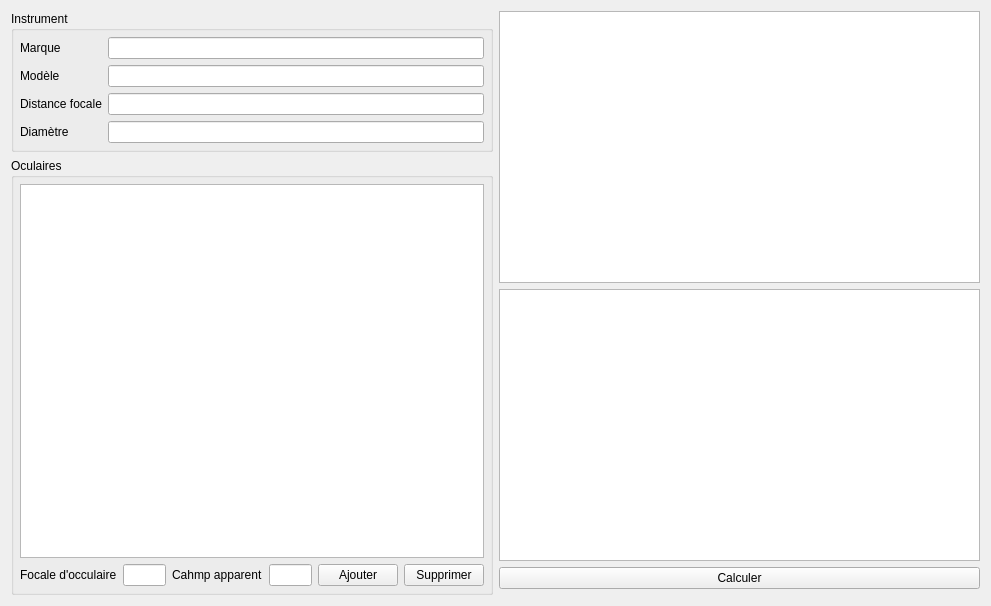
Before: the Qt Designer form dialogs/instrumentcalculationsdialog.ui in Paracetamol56/Observeur2, drawn with Qt 5.
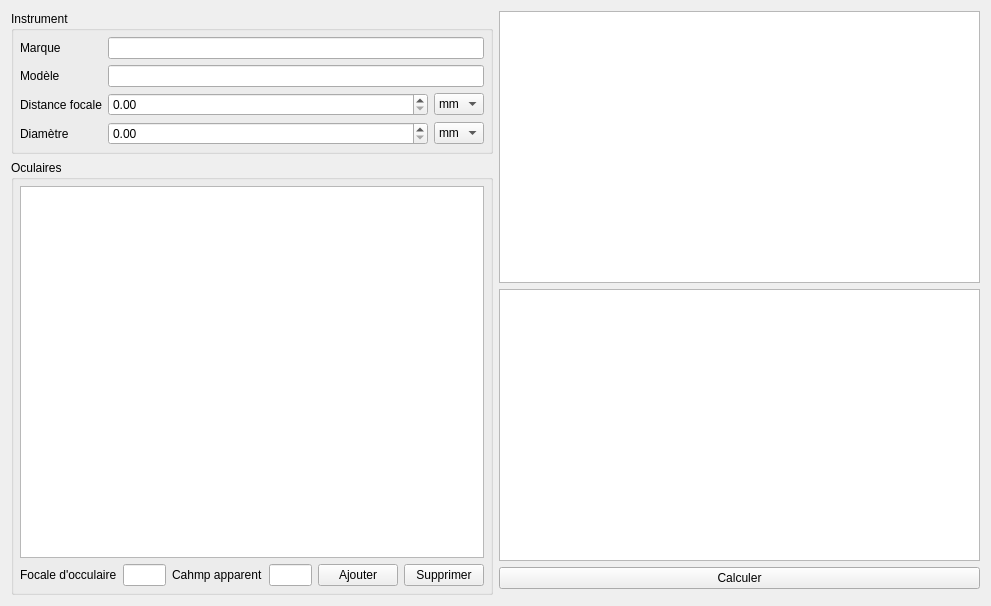
After: the same form once the commit is applied.

Commit message: Instrument calculation 1st part done

```diff
--- a/dialogs/instrumentcalculationsdialog.ui
+++ b/dialogs/instrumentcalculationsdialog.ui
@@ -61,9 +61,6 @@
           </property>
          </widget>
         </item>
-        <item row="2" column="1">
-         <widget class="QLineEdit" name="focalLineEdit"/>
-        </item>
         <item row="3" column="0">
          <widget class="QLabel" name="label_4">
           <property name="text">
@@ -71,8 +68,55 @@
           </property>
          </widget>
         </item>
+        <item row="2" column="1">
+         <layout class="QHBoxLayout" name="horizontalLayout_3" stretch="1,0">
+          <item>
+           <widget class="QDoubleSpinBox" name="focalDoubleSpinBox">
+            <property name="maximum">
+             <double>99999.000000000000000</double>
+            </property>
+           </widget>
+          </item>
+          <item>
+           <widget class="QComboBox" name="focalComboBox">
+            <item>
+             <property name="text">
+              <string>mm</string>
+             </property>
+            </item>
+            <item>
+             <property name="text">
+              <string>in</string>
+             </property>
+            </item>
+           </widget>
+          </item>
+         </layout>
+        </item>
         <item row="3" column="1">
-         <widget class="QLineEdit" name="diameterLineEdit"/>
+         <layout class="QHBoxLayout" name="horizontalLayout_4" stretch="1,0">
+          <item>
+           <widget class="QDoubleSpinBox" name="diameterDoubleSpinBox">
+            <property name="maximum">
+             <double>99999.000000000000000</double>
+            </property>
+           </widget>
+          </item>
+          <item>
+           <widget class="QComboBox" name="diametreComboBox">
+            <item>
+             <property name="text">
+              <string>mm</string>
+             </property>
+            </item>
+            <item>
+             <property name="text">
+              <string>in</string>
+             </property>
+            </item>
+           </widget>
+          </item>
+         </layout>
         </item>
        </layout>
       </widget>
```
Left out of the diff: 2 changed lines with no effect on the pictures. The commit also changes 2 other files.
